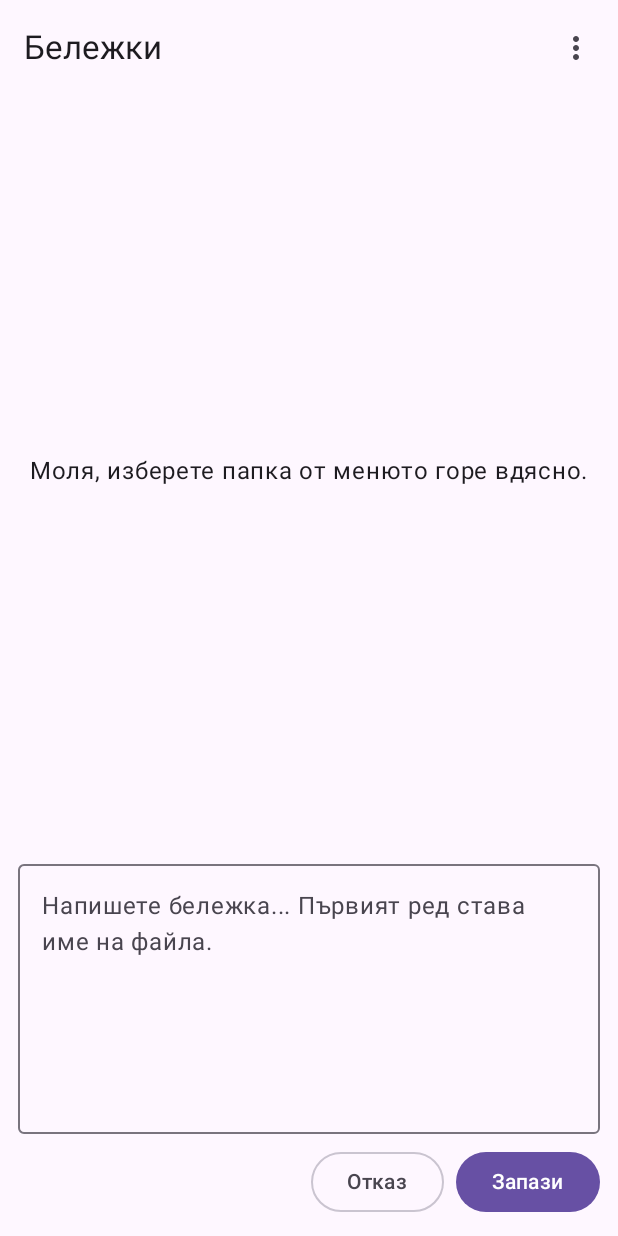
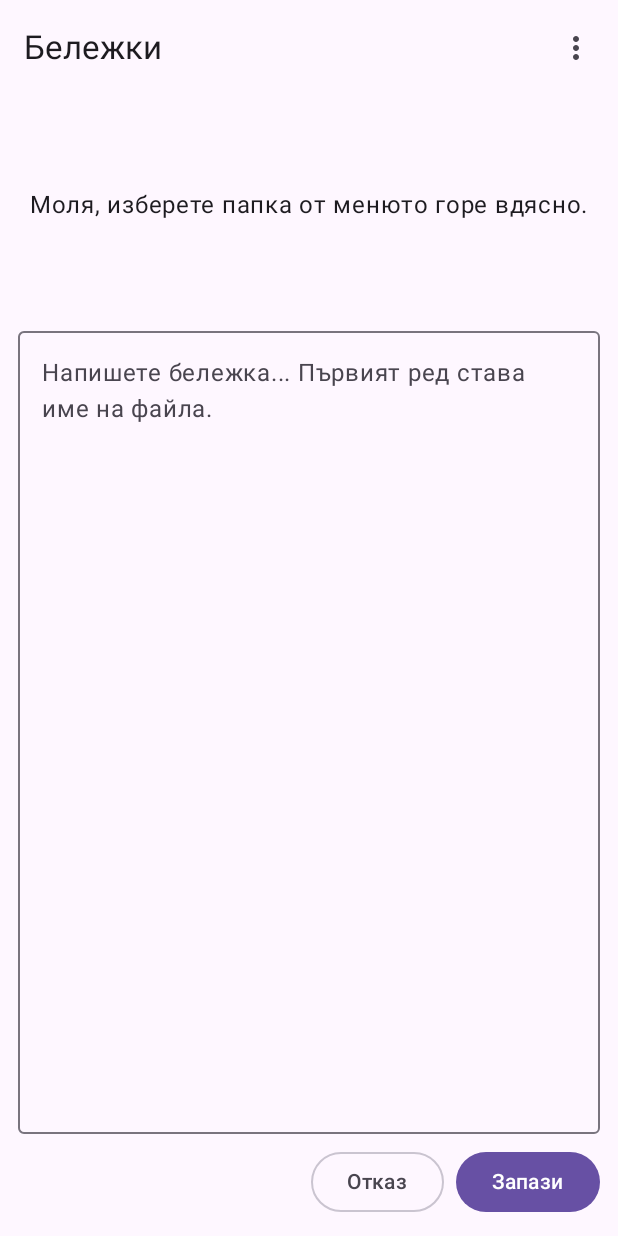
Before and after one commit to StanTody/SimpleTextFileNotes, an Android app built with Jetpack Compose: the screen it shows after launch (MainActivity), after a tap on "Нова бележка", on a phone screen of 412 x 824 dp. Run offline under Robolectric (Android 15) with nearby library versions, the phone set to English and light mode, and no system bars.

Commit message:
Saving Notes folder, dynamic edti height

```diff
--- a/app/src/main/java/com/example/simplenotes/MainActivity.kt
+++ b/app/src/main/java/com/example/simplenotes/MainActivity.kt
@@ -1,5 +1,6 @@
 package com.example.simplenotes
 
+import android.content.Context
 import android.net.Uri
 import android.os.Bundle
 import android.widget.Toast
@@ -56,7 +57,16 @@ class MainActivity : ComponentActivity() {
 @Composable
 fun NotesApp() {
     val context = LocalContext.current
-    var selectedFolderUri by remember { mutableStateOf<Uri?>(null) }
+    val sharedPreferences = remember {
+        context.getSharedPreferences("SimpleNotesPrefs", Context.MODE_PRIVATE)
+    }
+
+    var selectedFolderUri by remember {
+        mutableStateOf(
+            sharedPreferences.getString("saved_folder_uri", null)?.let { Uri.parse(it) }
+        )
+    }
+
     var notesList by remember { mutableStateOf<List<NoteFile>>(emptyList()) }
     var searchQuery by remember { mutableStateOf("") }
 
@@ -83,8 +93,14 @@ fun NotesApp() {
                 } catch (_: Exception) {}
             }
         }
-        // Сортираме бележките: най-новите (по време на промяна) отиват най-отгоре
         notesList = loadedNotes.sortedByDescending { it.lastModified }
+    }
+
+    // Автоматично зареждане на бележките при стартиране, ако имаме записана папка
+    LaunchedEffect(selectedFolderUri) {
+        if (selectedFolderUri != null) {
+            loadNotes()
+        }
     }
 
     val folderPicker = rememberLauncherForActivityResult(
@@ -97,6 +113,8 @@ fun NotesApp() {
                         android.content.Intent.FLAG_GRANT_WRITE_URI_PERMISSION
             )
             selectedFolderUri = uri
+            // Запазваме избора на папка в SharedPreferences
+            sharedPreferences.edit().putString("saved_folder_uri", uri.toString()).apply()
             loadNotes()
         }
     }
@@ -154,6 +172,10 @@ fun NotesApp() {
                 it.content.contains(searchQuery, ignoreCase = true)
     }
 
+    // Използваме BoxWithConstraints, за да можем да засечем точната височина на екрана и да я умножим по 0.65 (65%)
+    BoxWithConstraints(modifier = Modifier.fillMaxSize()) {
+        val screenHeight = maxHeight
+
         Scaffold(
             topBar = {
                 TopAppBar(
@@ -189,7 +211,7 @@ fun NotesApp() {
                             onValueChange = { editorText = it },
                             modifier = Modifier
                                 .fillMaxWidth()
-                            .height(180.dp),
+                                .height(screenHeight * 0.65f), // Задаваме точно 65% от височината на екрана
                             placeholder = { Text("Напишете бележка... Първият ред става име на файла.") }
                         )
                         Row(
@@ -219,7 +241,6 @@ fun NotesApp() {
                                 modifier = Modifier.weight(1f),
                                 placeholder = { Text("Търсене...") },
                                 singleLine = true,
-                            // Добавяме бутон за изчистване от лявата страна (leadingIcon), когато има текст
                                 leadingIcon = if (searchQuery.isNotEmpty()) {
                                     {
                                         IconButton(onClick = { searchQuery = "" }) {
@@ -262,12 +283,12 @@ fun NotesApp() {
                             Card(
                                 modifier = Modifier
                                     .fillMaxWidth()
-                                .padding(horizontal = 12.dp, vertical = 2.dp) // Намалени вертикални отстояния наполовина
+                                    .padding(horizontal = 12.dp, vertical = 2.dp)
                             ) {
                                 Row(
                                     modifier = Modifier
                                         .fillMaxWidth()
-                                    .padding(horizontal = 12.dp, vertical = 6.dp), // По-компактен вътрешен padding
+                                        .padding(horizontal = 12.dp, vertical = 6.dp),
                                     verticalAlignment = Alignment.CenterVertically,
                                     horizontalArrangement = Arrangement.SpaceBetween
                                 ) {
@@ -276,7 +297,6 @@ fun NotesApp() {
                                         style = MaterialTheme.typography.titleMedium,
                                         modifier = Modifier.weight(1f)
                                     )
-                                // Разменени бутони: Изтриване отляво, Отваряне отдясно
                                     IconButton(onClick = { deleteNote(note) }) {
                                         Icon(Icons.Default.Delete, contentDescription = "Изтрий")
                                     }
@@ -298,3 +318,4 @@ fun NotesApp() {
             }
         }
     }
+}
```
Lines whose indentation alone changed are shown as unchanged.
